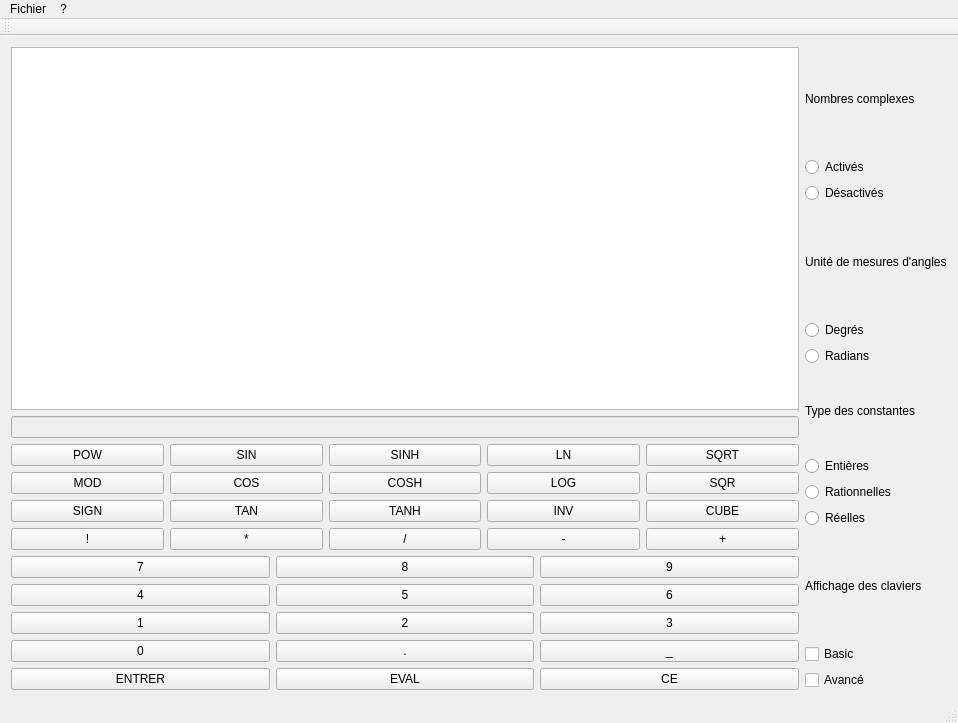
First picture: the form in mainwindow.ui, repository yuntux/lo21-npi, before the edit.
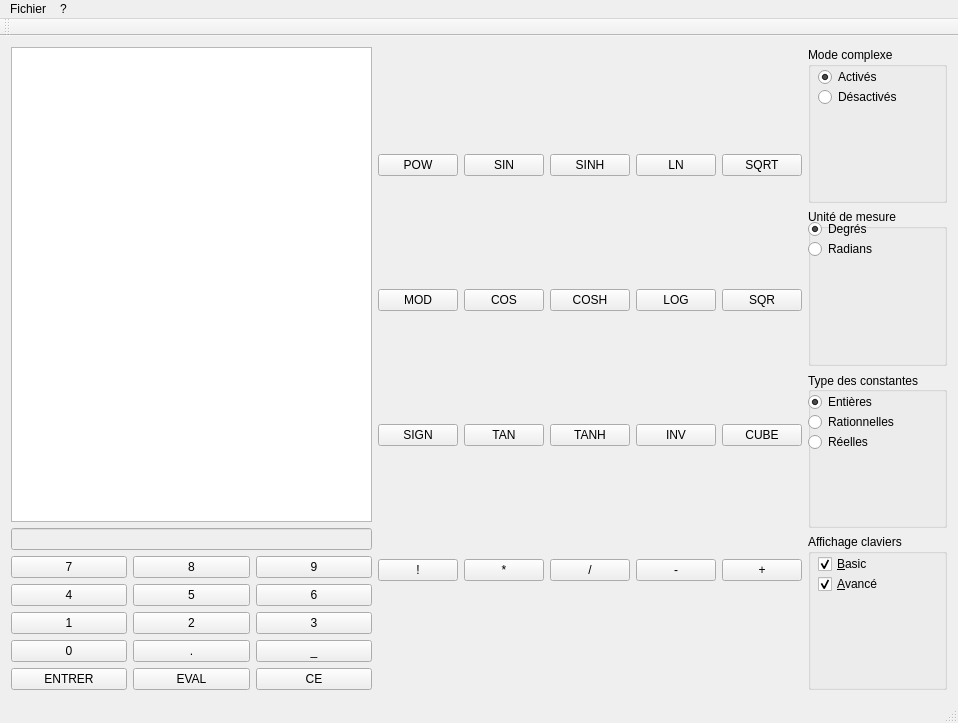
Second picture: the form after the edit.

Commit message: GUI : affichage/masquage des clavier (en cours)

What changed in the file:
```diff
--- a/mainwindow.ui
+++ b/mainwindow.ui
@@ -24,164 +24,8 @@
         </property>
        </widget>
       </item>
-      <item row="3" column="0">
-       <layout class="QGridLayout" name="gridLayout_4">
-        <item row="0" column="0">
-         <widget class="QPushButton" name="pushButton_2">
-          <property name="text">
-           <string>POW</string>
-          </property>
-         </widget>
-        </item>
-        <item row="0" column="4">
-         <widget class="QPushButton" name="pushButton_4">
-          <property name="text">
-           <string>SQRT</string>
-          </property>
-         </widget>
-        </item>
-        <item row="1" column="0">
-         <widget class="QPushButton" name="pushButton_8">
-          <property name="text">
-           <string>MOD</string>
-          </property>
-         </widget>
-        </item>
-        <item row="1" column="4">
-         <widget class="QPushButton" name="pushButton_20">
-          <property name="text">
-           <string>SQR</string>
-          </property>
-         </widget>
-        </item>
-        <item row="1" column="2">
-         <widget class="QPushButton" name="pushButton_21">
-          <property name="text">
-           <string>COSH</string>
-          </property>
-         </widget>
-        </item>
-        <item row="0" column="2">
-         <widget class="QPushButton" name="pushButton_22">
-          <property name="text">
-           <string>SINH</string>
-          </property>
-         </widget>
-        </item>
-        <item row="0" column="3">
-         <widget class="QPushButton" name="pushButton_23">
-          <property name="text">
-           <string>LN</string>
-          </property>
-         </widget>
-        </item>
-        <item row="1" column="3">
-         <widget class="QPushButton" name="pushButton_24">
-          <property name="text">
-           <string>LOG</string>
-          </property>
-         </widget>
-        </item>
-        <item row="0" column="1">
-         <widget class="QPushButton" name="pushButton_25">
-          <property name="text">
-           <string>SIN</string>
-          </property>
-         </widget>
-        </item>
-        <item row="1" column="1">
-         <widget class="QPushButton" name="pushButton_26">
-          <property name="text">
-           <string>COS</string>
-          </property>
-         </widget>
-        </item>
-        <item row="2" column="0">
-         <widget class="QPushButton" name="pushButton_27">
-          <property name="text">
-           <string>SIGN</string>
-          </property>
-         </widget>
-        </item>
-        <item row="2" column="1">
-         <widget class="QPushButton" name="pushButton_28">
-          <property name="text">
-           <string>TAN</string>
-          </property>
-         </widget>
-        </item>
-        <item row="2" column="2">
-         <widget class="QPushButton" name="pushButton_29">
-          <property name="text">
-           <string>TANH</string>
-          </property>
-         </widget>
-        </item>
-        <item row="2" column="3">
-         <widget class="QPushButton" name="pushButton_30">
-          <property name="text">
-           <string>INV</string>
-          </property>
-         </widget>
-        </item>
-        <item row="2" column="4">
-         <widget class="QPushButton" name="pushButton_31">
-          <property name="text">
-           <string>CUBE</string>
-          </property>
-         </widget>
-        </item>
-        <item row="3" column="0">
-         <widget class="QPushButton" name="FACTORIEL">
-          <property name="text">
-           <string>!</string>
-          </property>
-          <property name="shortcut">
-           <string>!</string>
-          </property>
-         </widget>
-        </item>
-        <item row="3" column="2">
-         <widget class="QPushButton" name="DIVISER">
-          <property name="text">
-           <string>/</string>
-          </property>
-          <property name="shortcut">
-           <string>/</string>
-          </property>
-         </widget>
-        </item>
-        <item row="3" column="1">
-         <widget class="QPushButton" name="MULTIPLIER">
-          <property name="text">
-           <string>*</string>
-          </property>
-          <property name="shortcut">
-           <string>*</string>
-          </property>
-         </widget>
-        </item>
-        <item row="3" column="3">
-         <widget class="QPushButton" name="SOUSTRAIRE">
-          <property name="text">
-           <string>-</string>
-          </property>
-          <property name="shortcut">
-           <string>-</string>
-          </property>
-         </widget>
-        </item>
-        <item row="3" column="4">
-         <widget class="QPushButton" name="ADDITIONNER">
-          <property name="text">
-           <string>+</string>
-          </property>
-          <property name="shortcut">
-           <string>+</string>
-          </property>
-         </widget>
-        </item>
-       </layout>
+      <item row="1" column="0">
+       <widget class="QListWidget" name="listWidget"/>
       </item>
       <item row="4" column="0">
        <layout class="QGridLayout" name="gridLayout_3">
@@ -331,119 +175,340 @@
         </item>
        </layout>
       </item>
+     </layout>
+    </item>
+    <item>
+     <layout class="QGridLayout" name="_clavierAvanceLayout">
+      <item row="0" column="0">
+       <widget class="QPushButton" name="pushButton_2">
+        <property name="text">
+         <string>POW</string>
+        </property>
+       </widget>
+      </item>
       <item row="1" column="0">
-       <widget class="QListWidget" name="listWidget"/>
+       <widget class="QPushButton" name="pushButton_8">
+        <property name="text">
+         <string>MOD</string>
+        </property>
+       </widget>
+      </item>
+      <item row="1" column="4">
+       <widget class="QPushButton" name="pushButton_20">
+        <property name="text">
+         <string>SQR</string>
+        </property>
+       </widget>
+      </item>
+      <item row="1" column="2">
+       <widget class="QPushButton" name="pushButton_21">
+        <property name="text">
+         <string>COSH</string>
+        </property>
+       </widget>
+      </item>
+      <item row="0" column="2">
+       <widget class="QPushButton" name="pushButton_22">
+        <property name="text">
+         <string>SINH</string>
+        </property>
+       </widget>
+      </item>
+      <item row="0" column="3">
+       <widget class="QPushButton" name="pushButton_23">
+        <property name="text">
+         <string>LN</string>
+        </property>
+       </widget>
+      </item>
+      <item row="1" column="3">
+       <widget class="QPushButton" name="pushButton_24">
+        <property name="text">
+         <string>LOG</string>
+        </property>
+       </widget>
+      </item>
+      <item row="0" column="1">
+       <widget class="QPushButton" name="pushButton_25">
+        <property name="text">
+         <string>SIN</string>
+        </property>
+       </widget>
+      </item>
+      <item row="1" column="1">
+       <widget class="QPushButton" name="pushButton_26">
+        <property name="text">
+         <string>COS</string>
+        </property>
+       </widget>
+      </item>
+      <item row="2" column="0">
+       <widget class="QPushButton" name="pushButton_27">
+        <property name="text">
+         <string>SIGN</string>
+        </property>
+       </widget>
+      </item>
+      <item row="2" column="1">
+       <widget class="QPushButton" name="pushButton_28">
+        <property name="text">
+         <string>TAN</string>
+        </property>
+       </widget>
+      </item>
+      <item row="2" column="2">
+       <widget class="QPushButton" name="pushButton_29">
+        <property name="text">
+         <string>TANH</string>
+        </property>
+       </widget>
+      </item>
+      <item row="2" column="3">
+       <widget class="QPushButton" name="pushButton_30">
+        <property name="text">
+         <string>INV</string>
+        </property>
+       </widget>
+      </item>
+      <item row="3" column="0">
+       <widget class="QPushButton" name="FACTORIEL">
+        <property name="text">
+         <string>!</string>
+        </property>
+        <property name="shortcut">
+         <string>!</string>
+        </property>
+       </widget>
+      </item>
+      <item row="3" column="2">
+       <widget class="QPushButton" name="DIVISER">
+        <property name="text">
+         <string>/</string>
+        </property>
+        <property name="shortcut">
+         <string>/</string>
+        </property>
+       </widget>
+      </item>
+      <item row="3" column="1">
+       <widget class="QPushButton" name="MULTIPLIER">
+        <property name="text">
+         <string>*</string>
+        </property>
+        <property name="shortcut">
+         <string>*</string>
+        </property>
+       </widget>
+      </item>
+      <item row="3" column="3">
+       <widget class="QPushButton" name="SOUSTRAIRE">
+        <property name="text">
+         <string>-</string>
+        </property>
+        <property name="shortcut">
+         <string>-</string>
+        </property>
+       </widget>
+      </item>
+      <item row="3" column="4">
+       <widget class="QPushButton" name="ADDITIONNER">
+        <property name="text">
+         <string>+</string>
+        </property>
+        <property name="shortcut">
+         <string>+</string>
+        </property>
+       </widget>
+      </item>
+      <item row="0" column="4">
+       <widget class="QPushButton" name="pushButton_4">
+        <property name="text">
+         <string>SQRT</string>
+        </property>
+       </widget>
+      </item>
+      <item row="2" column="4">
+       <widget class="QPushButton" name="pushButton_31">
+        <property name="text">
+         <string>CUBE</string>
+        </property>
+       </widget>
       </item>
      </layout>
     </item>
     <item>
      <layout class="QVBoxLayout" name="verticalLayout_2">
       <item>
-       <layout class="QVBoxLayout" name="verticalLayout_3">
-        <item>
-         <widget class="QLabel" name="label_3">
-          <property name="text">
-           <string>Nombres complexes</string>
-          </property>
-         </widget>
-        </item>
-        <item>
-         <widget class="QRadioButton" name="radioButton_7">
-          <property name="text">
-           <string>Activés</string>
-          </property>
-         </widget>
-        </item>
-        <item>
-         <widget class="QRadioButton" name="radioButton_6">
-          <property name="text">
-           <string>Désactivés</string>
-          </property>
-         </widget>
-        </item>
-       </layout>
+       <widget class="QGroupBox" name="groupBox_4">
+        <property name="title">
+         <string>Mode complexe</string>
+        </property>
+        <widget class="QRadioButton" name="_modComplexeON">
+         <property name="geometry">
+          <rect>
+           <x>10</x>
+           <y>20</y>
+           <width>143</width>
+           <height>20</height>
+          </rect>
+         </property>
+         <property name="text">
+          <string>Activés</string>
+         </property>
+         <property name="checked">
+          <bool>true</bool>
+         </property>
+        </widget>
+        <widget class="QRadioButton" name="_modComplexeOFF">
+         <property name="geometry">
+          <rect>
+           <x>10</x>
+           <y>40</y>
+           <width>143</width>
+           <height>20</height>
+          </rect>
+         </property>
+         <property name="text">
+          <string>Désactivés</string>
+         </property>
+        </widget>
+       </widget>
       </item>
       <item>
-       <layout class="QVBoxLayout" name="verticalLayout">
-        <item>
-         <widget class="QLabel" name="label">
-          <property name="text">
-           <string>Unité de mesures d'angles</string>
-          </property>
-         </widget>
-        </item>
-        <item>
-         <widget class="QRadioButton" name="radioButton_2">
-          <property name="text">
-           <string>Degrés</string>
-          </property>
-         </widget>
-        </item>
-        <item>
-         <widget class="QRadioButton" name="radioButton">
-          <property name="text">
-           <string>Radians</string>
-          </property>
-         </widget>
-        </item>
-       </layout>
+       <widget class="QGroupBox" name="groupBox">
+        <property name="title">
+         <string>Unité de mesure</string>
+        </property>
+        <widget class="QRadioButton" name="radioButton_2">
+         <property name="geometry">
+          <rect>
+           <x>0</x>
+           <y>10</y>
+           <width>161</width>
+           <height>20</height>
+          </rect>
+         </property>
+         <property name="text">
+          <string>Degrés</string>
+         </property>
+         <property name="checked">
+          <bool>true</bool>
+         </property>
+        </widget>
+        <widget class="QRadioButton" name="radioButton">
+         <property name="geometry">
+          <rect>
+           <x>0</x>
+           <y>30</y>
+           <width>161</width>
+           <height>20</height>
+          </rect>
+         </property>
+         <property name="text">
+          <string>Radians</string>
+         </property>
+        </widget>
+        <zorder>radioButton_2</zorder>
+        <zorder>radioButton</zorder>
+        <zorder>groupBox_4</zorder>
+       </widget>
       </item>
       <item>
-       <layout class="QVBoxLayout" name="verticalLayout_6">
-        <item>
-         <widget class="QLabel" name="label_2">
-          <property name="text">
-           <string>Type des constantes</string>
-          </property>
-         </widget>
-        </item>
-        <item>
-         <widget class="QRadioButton" name="radioButton_3">
-          <property name="text">
-           <string>Entières</string>
-          </property>
-         </widget>
-        </item>
-        <item>
-         <widget class="QRadioButton" name="radioButton_4">
-          <property name="text">
-           <string>Rationnelles</string>
-          </property>
-         </widget>
-        </item>
-        <item>
-         <widget class="QRadioButton" name="radioButton_5">
-          <property name="text">
-           <string>Réelles</string>
-          </property>
-         </widget>
-        </item>
-       </layout>
+       <widget class="QGroupBox" name="groupBox_2">
+        <property name="title">
+         <string>Type des constantes</string>
+        </property>
+        <property name="alignment">
+         <set>Qt::AlignJustify|Qt::AlignVCenter</set>
+        </property>
+        <property name="flat">
+         <bool>false</bool>
+        </property>
+        <property name="checkable">
+         <bool>false</bool>
+        </property>
+        <widget class="QRadioButton" name="radioButton_3">
+         <property name="geometry">
+          <rect>
+           <x>0</x>
+           <y>20</y>
+           <width>143</width>
+           <height>20</height>
+          </rect>
+         </property>
+         <property name="text">
+          <string>Entières</string>
+         </property>
+         <property name="checked">
+          <bool>true</bool>
+         </property>
+        </widget>
+        <widget class="QRadioButton" name="radioButton_4">
+         <property name="geometry">
+          <rect>
+           <x>0</x>
+           <y>40</y>
+           <width>143</width>
+           <height>20</height>
+          </rect>
+         </property>
+         <property name="text">
+          <string>Rationnelles</string>
+         </property>
+        </widget>
+        <widget class="QRadioButton" name="radioButton_5">
+         <property name="geometry">
+          <rect>
+           <x>0</x>
+           <y>60</y>
+           <width>143</width>
+           <height>20</height>
+          </rect>
+         </property>
+         <property name="text">
+          <string>Réelles</string>
+         </property>
+        </widget>
+       </widget>
       </item>
       <item>
-       <layout class="QVBoxLayout" name="verticalLayout_4">
-        <item>
-         <widget class="QLabel" name="label_4">
-          <property name="text">
-           <string>Affichage des claviers</string>
-          </property>
-         </widget>
-        </item>
-        <item>
-         <widget class="QCheckBox" name="checkBox">
-          <property name="text">
-           <string>Basic</string>
-          </property>
-         </widget>
-        </item>
-        <item>
-         <widget class="QCheckBox" name="checkBox_2">
-          <property name="text">
-           <string>Avancé</string>
-          </property>
-         </widget>
-        </item>
-       </layout>
+       <widget class="QGroupBox" name="groupBox_3">
+        <property name="title">
+         <string>Affichage claviers</string>
+        </property>
+        <widget class="QCheckBox" name="_clavierBasic">
+         <property name="geometry">
+          <rect>
+           <x>10</x>
+           <y>20</y>
+           <width>143</width>
+           <height>20</height>
+          </rect>
+         </property>
+         <property name="text">
+          <string>&amp;Basic</string>
+         </property>
+         <property name="checked">
+          <bool>true</bool>
+         </property>
+        </widget>
+        <widget class="QCheckBox" name="_clavierAvance">
+         <property name="geometry">
+          <rect>
+           <x>10</x>
+           <y>40</y>
+           <width>143</width>
+           <height>20</height>
+          </rect>
+         </property>
+         <property name="text">
+          <string>&amp;Avancé</string>
+         </property>
+         <property name="checked">
+          <bool>true</bool>
+         </property>
+        </widget>
+       </widget>
       </item>
      </layout>
     </item>
```
Left out of the diff: 4 changed lines with no effect on the pictures. The commit also changes 5 other files.
